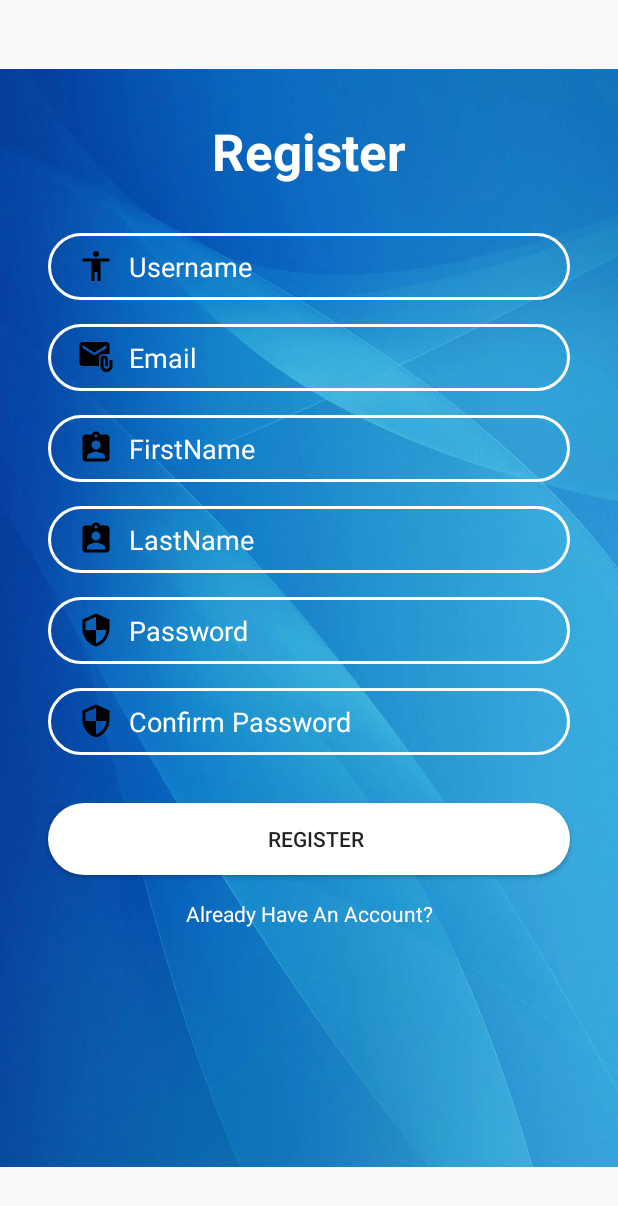
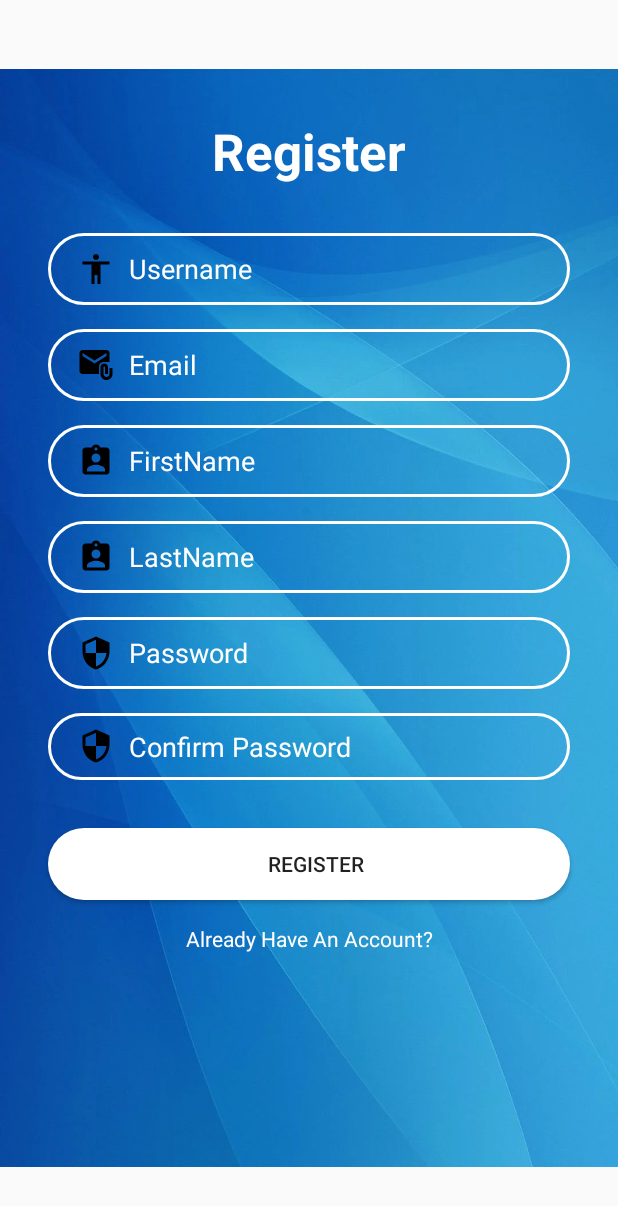
Before and after one commit to raghav-malik/investment-android-app, an Android app: the screen it shows after launch (RegisterActivity), after a tap on "SIGN UP", on a phone screen of 412 x 824 dp. Shown: the top 1206 px of the screen. Run offline under Robolectric (Android 15) with nearby library versions, the phone set to English and light mode, and no system bars.

```diff
--- a/app/src/main/java/com/example/assetracker/LoginActivity.java
+++ b/app/src/main/java/com/example/assetracker/LoginActivity.java
@@ -7,6 +7,7 @@ import android.os.Bundle;
 import android.view.View;
 import android.widget.Button;
 import android.widget.TextView;
+import android.widget.Toast;
 
 import androidx.appcompat.app.AppCompatActivity;
 
@@ -38,7 +39,7 @@ public class LoginActivity extends AppCompatActivity {
         TextView usernameView = findViewById(R.id.inputLoginUsername);
         TextView passwordView = findViewById(R.id.inputPassword);
 
-        ButtonHandler btnHandler = new ButtonHandler(this, usernameView, passwordView);
+        ButtonHandlerLogin btnHandler = new ButtonHandlerLogin(this, usernameView, passwordView);
 
         signup_btn.setOnClickListener(btnHandler);
         login_btn.setOnClickListener(btnHandler);
@@ -48,11 +49,11 @@ public class LoginActivity extends AppCompatActivity {
     }
 }
 
-class ButtonHandler implements View.OnClickListener
+class ButtonHandlerLogin implements View.OnClickListener
 {
     private Context context;
     private TextView username, password;
-    ButtonHandler(Context context, TextView username, TextView password)
+    ButtonHandlerLogin(Context context, TextView username, TextView password)
     {
         this.context = context;
         this.username = username;
@@ -74,7 +75,6 @@ class ButtonHandler implements View.OnClickListener
             user.addProperty("username", username.getText().toString());
             user.addProperty("password",password.getText().toString());
             JsonObject json= (JsonObject) api.callGenericApi(user, "login", "get",null,null, null);
-
             if (json != null)
             {
                 SharedPreferences sharedPreferences = context.getSharedPreferences("LoginPrefs", Context.MODE_PRIVATE);
@@ -88,12 +88,10 @@ class ButtonHandler implements View.OnClickListener
                 Intent intent;
                 intent = new Intent(this.context, StocksActivity.class);
                 context.startActivity(intent);
-
             }
             else {
-                System.out.println("Not Logged In");
+                Toast.makeText(context, "Invalid Username/Password", Toast.LENGTH_SHORT).show();
             }
-
 
         }
 
--- a/app/src/main/java/com/example/assetracker/RegisterActivity.java
+++ b/app/src/main/java/com/example/assetracker/RegisterActivity.java
@@ -1,11 +1,20 @@
 package com.example.assetracker;
 
-import androidx.appcompat.app.AppCompatActivity;
-
+import android.content.Context;
 import android.content.Intent;
 import android.os.Bundle;
 import android.view.View;
 import android.widget.TextView;
+import android.widget.Toast;
+
+import androidx.appcompat.app.AppCompatActivity;
+
+import com.example.assetracker.API.api;
+import com.example.assetracker.misc.Misc_handler;
+import com.google.gson.JsonElement;
+import com.google.gson.JsonObject;
+
+import java.util.ArrayList;
 
 public class RegisterActivity extends AppCompatActivity {
 
@@ -14,13 +23,88 @@ public class RegisterActivity extends AppCompatActivity {
         super.onCreate(savedInstanceState);
         setContentView(R.layout.activity_register);
 
-        TextView btn= findViewById(R.id.Alreadyhaveanaccount);
-        btn.setOnClickListener(new View.OnClickListener() {
-            @Override
-            public void onClick(View v) {
-                startActivity(new Intent(RegisterActivity.this,LoginActivity.class));
+        TextView username, password, email, confirm_password, first_name, last_name;
+        username = findViewById(R.id.inputUsername);
+        password = findViewById(R.id.inputPassword1);
+        email = findViewById(R.id.inputEmail1);
+        confirm_password = findViewById(R.id.inputConfirmPassword);
+        first_name = findViewById(R.id.inputFirstName);
+        last_name = findViewById(R.id.inputLastName);
+
+        ButtonHandlerRegister btnRegisterHandler = new ButtonHandlerRegister(this,
+                username, email, password, confirm_password, first_name, last_name
+        );
+
+        TextView already_have_account= findViewById(R.id.Alreadyhaveanaccount);
+        TextView register= findViewById(R.id.btnRegister);
+
+        already_have_account.setOnClickListener(btnRegisterHandler);
+        register.setOnClickListener(btnRegisterHandler);
+    }
+}
+
+class ButtonHandlerRegister implements View.OnClickListener
+{
+    private Context context;
+    private TextView username, password, email, confirm_password, first_name, last_name;
+    private TextView[] textview_arr;
+    ButtonHandlerRegister(Context context, TextView username, TextView email,
+                          TextView password, TextView confirm_password, TextView first_name, TextView last_name)
+    {
+        this.context = context;
+        this.username = username;
+        this.password = password;
+        this.email = email;
+        this.confirm_password = confirm_password;
+        this.first_name = first_name;
+        this.last_name = last_name;
+        textview_arr = new TextView[]{this.username, this.password, this.email, this.confirm_password, this.first_name, this.last_name};
+    }
+
+
+    @Override
+    public void onClick(View v) {
+        int id = v.getId();
+        if (id == R.id.Alreadyhaveanaccount)
+        {
+            Intent intent;
+            intent = new Intent(this.context, LoginActivity.class);
+            context.startActivity(intent);
+        }
+        else if (id == R.id.btnRegister)
+        {
+            ArrayList<TextView> empty_fields = Misc_handler.is_textview_empty(textview_arr);
+            if (empty_fields.size() != 0)
+            {
+                StringBuilder string = new StringBuilder("Some of your fields are empty:\n");
+                for (TextView textView: empty_fields)
+                {
+                    string.append(textView.getHint().toString()).append("\n");
+                }
+                Toast.makeText(context, string.toString(), Toast.LENGTH_SHORT).show();
             }
-        });
+            else {
+                JsonObject user = Misc_handler.json_text_view_builder(textview_arr);
+                JsonElement json = api.callGenericApi(null, "register", "post", null, null, user.toString());
+                if (json != null) {
+                    JsonObject json_obj = json.getAsJsonObject();
+                    if (json_obj.get("error") != null)
+                    {
+                        Toast.makeText(context, Misc_handler.backend_error_string_builder(json_obj, textview_arr), Toast.LENGTH_SHORT).show();
+                    }
+                    else
+                    {
+                        Intent intent;
+                        intent = new Intent(this.context, LoginActivity.class);
+                        context.startActivity(intent);
+                    }
+
+                }
+                else {
+                    Toast.makeText(context, "Something went Wrong on our side.", Toast.LENGTH_SHORT).show();
+                }
+            }
+        }
 
     }
 }
--- a/app/src/main/res/layout/activity_register.xml
+++ b/app/src/main/res/layout/activity_register.xml
@@ -10,9 +10,10 @@
         android:id="@+id/imageView2"
         android:layout_width="wrap_content"
         android:layout_height="wrap_content"
-        app:srcCompat="@drawable/register3"
-        tools:layout_editor_absoluteX="0dp"
-        tools:layout_editor_absoluteY="0dp" />
+        app:layout_constraintBottom_toBottomOf="parent"
+        app:layout_constraintEnd_toEndOf="parent"
+        app:layout_constraintStart_toStartOf="parent"
+        app:srcCompat="@drawable/register3" />
 
     <TextView
         android:id="@+id/logo"
@@ -30,6 +31,7 @@
 
     <EditText
         android:id="@+id/inputUsername"
+        android:tag="username"
         android:layout_width="0dp"
         android:layout_height="wrap_content"
         android:layout_marginStart="32dp"
@@ -41,6 +43,7 @@
         android:ems="10"
         android:hint="Username"
         android:inputType="text"
+        android:minHeight="48dp"
         android:paddingLeft="20dp"
         android:paddingTop="10dp"
         android:paddingRight="10dp"
@@ -52,6 +55,7 @@
 
     <EditText
         android:id="@+id/inputEmail1"
+        android:tag="email"
         android:layout_width="0dp"
         android:layout_height="wrap_content"
         android:layout_marginTop="16dp"
@@ -61,6 +65,7 @@
         android:ems="10"
         android:hint="Email"
         android:inputType="text"
+        android:minHeight="48dp"
         android:paddingLeft="20dp"
         android:paddingTop="10dp"
         android:paddingRight="10dp"
@@ -72,6 +77,7 @@
 
     <EditText
         android:id="@+id/inputPassword1"
+        android:tag="password"
         android:layout_width="0dp"
         android:layout_height="wrap_content"
         android:layout_marginTop="16dp"
@@ -81,6 +87,7 @@
         android:ems="10"
         android:hint="Password"
         android:inputType="text"
+        android:minHeight="48dp"
         android:paddingLeft="20dp"
         android:paddingTop="10dp"
         android:paddingRight="10dp"
@@ -94,6 +101,7 @@
 
     <EditText
         android:id="@+id/inputConfirmPassword"
+        android:tag="confirm_password"
         android:layout_width="0dp"
         android:layout_height="wrap_content"
         android:layout_marginTop="16dp"
@@ -142,6 +150,7 @@
 
     <EditText
         android:id="@+id/inputFirstName"
+        android:tag="first_name"
         android:layout_width="0dp"
         android:layout_height="wrap_content"
         android:layout_marginTop="16dp"
@@ -151,6 +160,7 @@
         android:ems="10"
         android:hint="FirstName"
         android:inputType="text"
+        android:minHeight="48dp"
         android:paddingLeft="20dp"
         android:paddingTop="10dp"
         android:paddingRight="10dp"
@@ -162,6 +172,7 @@
 
     <EditText
         android:id="@+id/inputLastName"
+        android:tag="last_name"
         android:layout_width="0dp"
         android:layout_height="wrap_content"
         android:layout_marginTop="16dp"
@@ -171,6 +182,7 @@
         android:ems="10"
         android:hint="LastName"
         android:inputType="text"
+        android:minHeight="48dp"
         android:paddingLeft="20dp"
         android:paddingTop="10dp"
         android:paddingRight="10dp"
```
Also changed, not shown: app/src/main/java/com/example/assetracker/API/api.java (+10 -3 lines), app/src/main/java/com/example/assetracker/misc/Misc_handler.java (added, +78 -0 lines).
